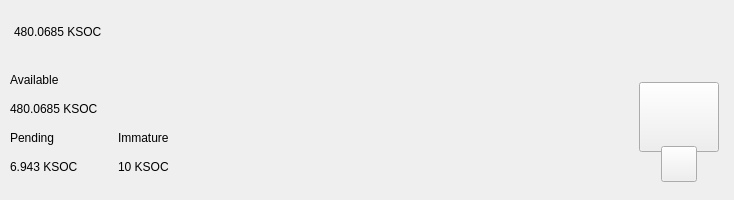
Before: the Qt Designer form src/qt/ksoc/forms/topbar.ui in ksocsports/ksoc, drawn with Qt 5.
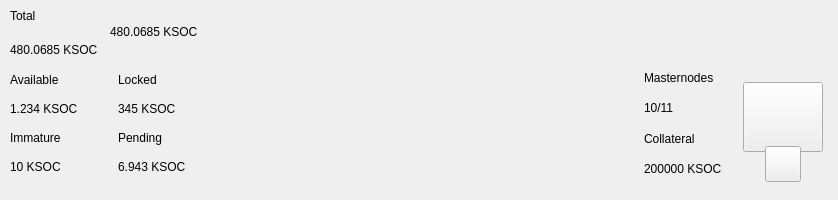
After: the same form once the commit is applied. Custom widgets are drawn as their Qt base class.

Diff of the .ui file:
```diff
--- a/src/qt/ksoc/forms/topbar.ui
+++ b/src/qt/ksoc/forms/topbar.ui
@@ -6,7 +6,7 @@
    <rect>
     <x>0</x>
     <y>0</y>
-    <width>734</width>
+    <width>838</width>
     <height>200</height>
    </rect>
   </property>
@@ -72,73 +72,17 @@
           <number>0</number>
          </property>
          <property name="leftMargin">
-          <number>14</number>
+          <number>10</number>
          </property>
          <property name="topMargin">
           <number>0</number>
          </property>
          <property name="rightMargin">
-          <number>14</number>
+          <number>10</number>
          </property>
          <property name="bottomMargin">
           <number>0</number>
          </property>
-         <item alignment="Qt::AlignVCenter">
-          <widget class="QWidget" name="widgetTopAmount" native="true">
-           <property name="sizePolicy">
-            <sizepolicy hsizetype="Preferred" vsizetype="Maximum">
-             <horstretch>0</horstretch>
-             <verstretch>0</verstretch>
-            </sizepolicy>
-           </property>
-           <layout class="QHBoxLayout" name="horizontalLayout_5">
-            <property name="spacing">
-             <number>0</number>
-            </property>
-            <property name="leftMargin">
-             <number>0</number>
-            </property>
-            <property name="topMargin">
-             <number>0</number>
-            </property>
-            <property name="rightMargin">
-             <number>0</number>
-            </property>
-            <property name="bottomMargin">
-             <number>0</number>
-            </property>
-            <item alignment="Qt::AlignTop">
-             <widget class="QLabel" name="labelAmountTopPiv">
-              <property name="minimumSize">
-               <size>
-                <width>0</width>
-                <height>36</height>
-               </size>
-              </property>
-              <property name="styleSheet">
-               <string notr="true">padding:0px;margin:0px;</string>
-              </property>
-              <property name="text">
-               <string notr="true">480.0685 KSOC</string>
-              </property>
-             </widget>
-            </item>
-           </layout>
-          </widget>
-         </item>
-         <item>
-          <spacer name="horizontalSpacer">
-           <property name="orientation">
-            <enum>Qt::Horizontal</enum>
-           </property>
-           <property name="sizeHint" stdset="0">
-            <size>
-             <width>40</width>
-             <height>20</height>
-            </size>
-           </property>
-          </spacer>
-         </item>
          <item>
           <layout class="QHBoxLayout" name="horizontalLayout_4">
            <property name="spacing">
@@ -147,6 +91,97 @@
            <property name="rightMargin">
             <number>0</number>
            </property>
+           <item>
+            <widget class="QWidget" name="widgetAmount" native="true">
+             <layout class="QVBoxLayout" name="verticalLayout_2">
+              <property name="spacing">
+               <number>2</number>
+              </property>
+              <property name="leftMargin">
+               <number>0</number>
+              </property>
+              <property name="topMargin">
+               <number>0</number>
+              </property>
+              <property name="rightMargin">
+               <number>0</number>
+              </property>
+              <property name="bottomMargin">
+               <number>0</number>
+              </property>
+              <item>
+               <widget class="QLabel" name="labelTitle1">
+                <property name="text">
+                 <string>Total</string>
+                </property>
+               </widget>
+              </item>
+              <item>
+               <widget class="QLabel" name="labelAmountPiv">
+                <property name="text">
+                 <string notr="true">480.0685 KSOC</string>
+                </property>
+               </widget>
+              </item>
+             </layout>
+            </widget>
+           </item>
+           <item alignment="Qt::AlignVCenter">
+            <widget class="QWidget" name="widgetTopAmount" native="true">
+             <property name="sizePolicy">
+              <sizepolicy hsizetype="Preferred" vsizetype="Maximum">
+               <horstretch>0</horstretch>
+               <verstretch>0</verstretch>
+              </sizepolicy>
+             </property>
+             <layout class="QHBoxLayout" name="horizontalLayout_5">
+              <property name="spacing">
+               <number>0</number>
+              </property>
+              <property name="leftMargin">
+               <number>0</number>
+              </property>
+              <property name="topMargin">
+               <number>0</number>
+              </property>
+              <property name="rightMargin">
+               <number>0</number>
+              </property>
+              <property name="bottomMargin">
+               <number>0</number>
+              </property>
+              <item alignment="Qt::AlignTop">
+               <widget class="QLabel" name="labelAmountTopPiv">
+                <property name="minimumSize">
+                 <size>
+                  <width>0</width>
+                  <height>36</height>
+                 </size>
+                </property>
+                <property name="styleSheet">
+                 <string notr="true">padding:0px;margin:0px;</string>
+                </property>
+                <property name="text">
+                 <string notr="true">480.0685 KSOC</string>
+                </property>
+               </widget>
+              </item>
+             </layout>
+            </widget>
+           </item>
+           <item>
+            <spacer name="horizontalSpacer">
+             <property name="orientation">
+              <enum>Qt::Horizontal</enum>
+             </property>
+             <property name="sizeHint" stdset="0">
+              <size>
+               <width>40</width>
+               <height>20</height>
+              </size>
+             </property>
+            </spacer>
+           </item>
            <item alignment="Qt::AlignRight">
             <widget class="QWidget" name="layoutSync" native="true">
              <property name="minimumSize">
@@ -201,6 +236,12 @@
                <height>36</height>
               </size>
              </property>
+             <property name="maximumSize">
+              <size>
+               <width>16777215</width>
+               <height>36</height>
+              </size>
+             </property>
             </widget>
            </item>
            <item>
@@ -211,6 +252,60 @@
                <height>36</height>
               </size>
              </property>
+             <property name="maximumSize">
+              <size>
+               <width>16777215</width>
+               <height>36</height>
+              </size>
+             </property>
+            </widget>
+           </item>
+           <item>
+            <widget class="ExpandableButton" name="pushButtonConf" native="true">
+             <property name="minimumSize">
+              <size>
+               <width>36</width>
+               <height>36</height>
+              </size>
+             </property>
+             <property name="maximumSize">
+              <size>
+               <width>16777215</width>
+               <height>36</height>
+              </size>
+             </property>
+            </widget>
+           </item>
+           <item>
+            <widget class="ExpandableButton" name="pushButtonMasternodes" native="true">
+             <property name="minimumSize">
+              <size>
+               <width>36</width>
+               <height>36</height>
+              </size>
+             </property>
+             <property name="maximumSize">
+              <size>
+               <width>16777215</width>
+               <height>36</height>
+              </size>
+             </property>
+            </widget>
+           </item>
+           <item>
+            <widget class="ExpandableButton" name="pushButtonConsole" native="true">
+             <property name="minimumSize">
+              <size>
+               <width>36</width>
+               <height>36</height>
+              </size>
+             </property>
+             <property name="maximumSize">
+              <size>
+               <width>16777215</width>
+               <height>36</height>
+              </size>
+             </property>
             </widget>
            </item>
            <item>
@@ -221,6 +316,12 @@
                <height>36</height>
               </size>
              </property>
+             <property name="maximumSize">
+              <size>
+               <width>16777215</width>
+               <height>36</height>
+              </size>
+             </property>
             </widget>
            </item>
            <item>
@@ -231,6 +332,12 @@
                <height>36</height>
               </size>
              </property>
+             <property name="maximumSize">
+              <size>
+               <width>16777215</width>
+               <height>36</height>
+              </size>
+             </property>
             </widget>
            </item>
            <item>
@@ -241,6 +348,12 @@
                <height>36</height>
               </size>
              </property>
+             <property name="maximumSize">
+              <size>
+               <width>16777215</width>
+               <height>36</height>
+              </size>
+             </property>
             </widget>
            </item>
            <item>
@@ -257,6 +370,12 @@
                <height>0</height>
               </size>
              </property>
+             <property name="maximumSize">
+              <size>
+               <width>16777215</width>
+               <height>36</height>
+              </size>
+             </property>
             </widget>
            </item>
            <item>
@@ -283,6 +402,12 @@
                <height>36</height>
               </size>
              </property>
+             <property name="maximumSize">
+              <size>
+               <width>16777215</width>
+               <height>36</height>
+              </size>
+             </property>
             </widget>
            </item>
           </layout>
@@ -327,24 +452,6 @@
              <property name="rightMargin">
               <number>30</number>
              </property>
-             <item>
-              <layout class="QVBoxLayout" name="verticalLayout_2">
-               <item>
-                <widget class="QLabel" name="labelTitle1">
-                 <property name="text">
-                  <string>Available</string>
-                 </property>
-                </widget>
-               </item>
-               <item>
-                <widget class="QLabel" name="labelAmountPiv">
-                 <property name="text">
-                  <string notr="true">480.0685 KSOC</string>
-                 </property>
-                </widget>
-               </item>
-              </layout>
-             </item>
              <item>
               <layout class="QHBoxLayout" name="horizontalLayout_2">
                <property name="spacing">
@@ -353,16 +460,30 @@
                <item>
                 <layout class="QVBoxLayout" name="verticalLayout_3">
                  <item>
-                  <widget class="QLabel" name="labelTitle3">
+                  <widget class="QLabel" name="labelTitle5">
                    <property name="text">
-                    <string>Pending</string>
+                    <string>Available</string>
                    </property>
                   </widget>
                  </item>
                  <item>
-                  <widget class="QLabel" name="labelPendingPiv">
+                  <widget class="QLabel" name="labelAvailablePiv">
                    <property name="text">
-                    <string notr="true">6.943 KSOC</string>
+                    <string>1.234 KSOC</string>
+                   </property>
+                  </widget>
+                 </item>
+                 <item>
+                  <widget class="QLabel" name="labelTitle4">
+                   <property name="text">
+                    <string>Immature</string>
+                   </property>
+                  </widget>
+                 </item>
+                 <item>
+                  <widget class="QLabel" name="labelImmaturePiv">
+                   <property name="text">
+                    <string notr="true">10 KSOC</string>
                    </property>
                   </widget>
                  </item>
@@ -387,16 +508,30 @@
                <item>
                 <layout class="QVBoxLayout" name="verticalLayout_4">
                  <item>
-                  <widget class="QLabel" name="labelTitle4">
+                  <widget class="QLabel" name="labelTitle6">
                    <property name="text">
-                    <string>Immature</string>
+                    <string>Locked</string>
                    </property>
                   </widget>
                  </item>
                  <item>
-                  <widget class="QLabel" name="labelImmaturePiv">
+                  <widget class="QLabel" name="labelLockedPiv">
                    <property name="text">
-                    <string notr="true">10 KSOC</string>
+                    <string>345 KSOC</string>
+                   </property>
+                  </widget>
+                 </item>
+                 <item>
+                  <widget class="QLabel" name="labelTitle3">
+                   <property name="text">
+                    <string>Pending</string>
+                   </property>
+                  </widget>
+                 </item>
+                 <item>
+                  <widget class="QLabel" name="labelPendingPiv">
+                   <property name="text">
+                    <string notr="true">6.943 KSOC</string>
                    </property>
                   </widget>
                  </item>
@@ -421,7 +556,49 @@
            </property>
           </spacer>
          </item>
-         <item alignment="Qt::AlignHCenter|Qt::AlignVCenter">
+         <item>
+          <layout class="QHBoxLayout" name="horizontalLayout_6">
+           <property name="rightMargin">
+            <number>10</number>
+           </property>
+           <property name="bottomMargin">
+            <number>9</number>
+           </property>
+           <item>
+            <layout class="QVBoxLayout" name="verticalLayout_5">
+             <item>
+              <widget class="QLabel" name="labelMasternodesTitle">
+               <property name="text">
+                <string>Masternodes</string>
+               </property>
+              </widget>
+             </item>
+             <item>
+              <widget class="QLabel" name="labelMasternodeCount">
+               <property name="text">
+                <string>10/11</string>
+               </property>
+              </widget>
+             </item>
+             <item>
+              <widget class="QLabel" name="labelTitle8">
+               <property name="text">
+                <string>Collateral</string>
+               </property>
+              </widget>
+             </item>
+             <item>
+              <widget class="QLabel" name="labelCollateralPiv">
+               <property name="text">
+                <string notr="true">200000 KSOC</string>
+               </property>
+              </widget>
+             </item>
+            </layout>
+           </item>
+          </layout>
+         </item>
+         <item>
           <widget class="QWidget" name="qrContainer" native="true">
            <property name="sizePolicy">
             <sizepolicy hsizetype="Preferred" vsizetype="Minimum">
```
Left out of the diff: 8 changed lines with no effect on the pictures.
